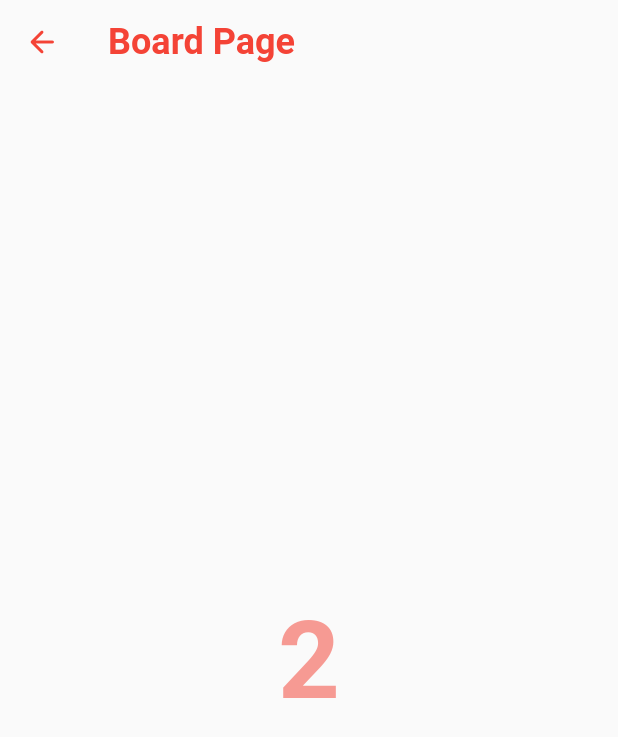
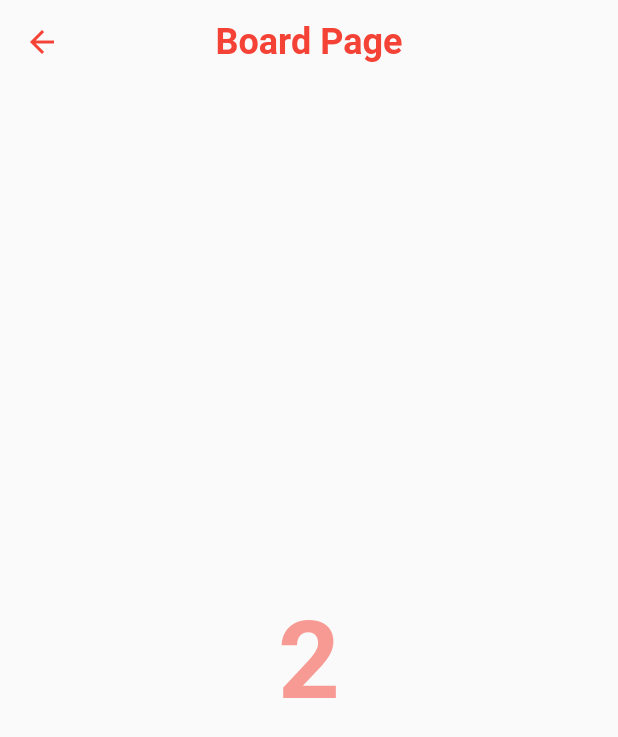
Before and after one commit to AntonioJoaquin/flutter_found_pairs, a Flutter app: the BoardPage screen opened by its route, on a phone screen of 412 x 824 dp. Shown: the top 737 px of the screen. Run offline on Flutter 3.47's test engine with Material 2 defaults, Android fonts, the phone set to English and light mode, and no system bars; our stand-ins replace get_it, injectable.

```diff
--- a/lib/view/pages/board/board_page.dart
+++ b/lib/view/pages/board/board_page.dart
@@ -43,6 +43,10 @@ class _BoardPageState extends State<BoardPage>
     _initialCountDownController.removeStatusListener(_initialCountDownListener);
     _initialCountDownController.dispose();
 
+    for (CardModel card in _deck) {
+      card.dispose();
+    }
+
     super.dispose();
   }
 
@@ -56,10 +60,7 @@ class _BoardPageState extends State<BoardPage>
   Widget build(BuildContext context) {
     return Scaffold(
       appBar: AppBar(
-        leading: const Icon(
-          Icons.arrow_back_rounded,
-          color: Colors.red,
-        ),
+        automaticallyImplyLeading: true,
         title: const Text('Board Page'),
       ),
       body: ValueListenableBuilder(
--- a/lib/view/view.dart
+++ b/lib/view/view.dart
@@ -16,8 +16,10 @@ abstract class View {
             fontWeight: FontWeight.bold,
             color: Colors.red,
           ),
+          centerTitle: true,
           color: Colors.transparent,
           elevation: .0,
+          iconTheme: IconThemeData(color: Colors.red),
         ),
       );
 }
```
Also changed, not shown: lib/view/pages/board/widgets/custom_card.dart (+0 -7 lines).
